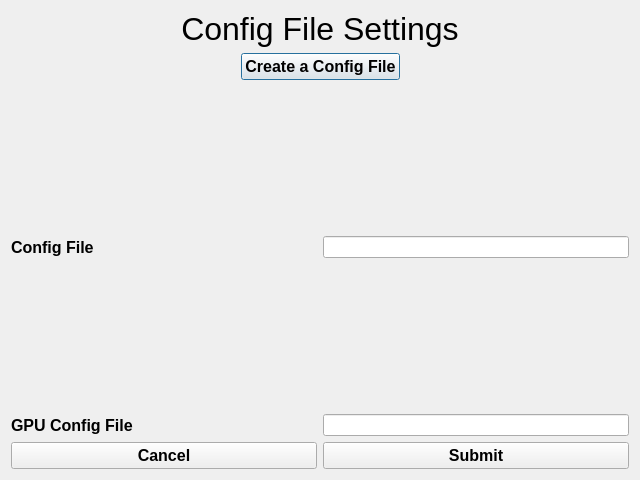
Old version of the form src/configfilesettings.ui in the repository abcucberkeley/PetaKit5D-GUI.
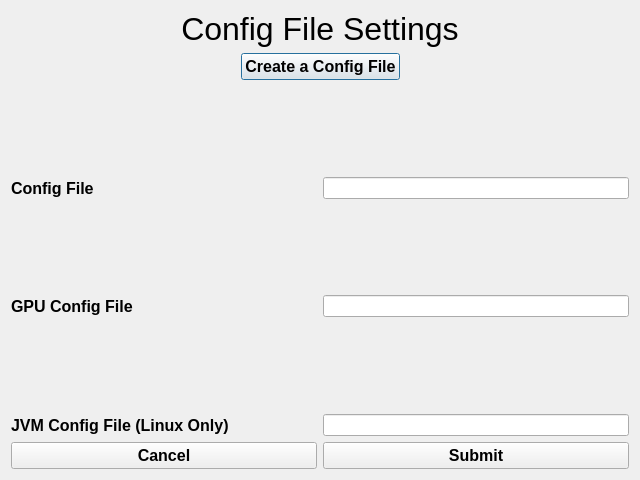
New version of the form.

Commit message: Added default config files and better config file support

Patch:
```diff
--- a/src/configfilesettings.ui
+++ b/src/configfilesettings.ui
@@ -34,7 +34,7 @@
     </layout>
    </item>
    <item row="1" column="0">
-    <layout class="QVBoxLayout" name="verticalLayout_2" stretch="1,1,1,1,1">
+    <layout class="QVBoxLayout" name="verticalLayout_2" stretch="1,1,1,1,1,1,1">
      <item>
       <layout class="QHBoxLayout" name="horizontalLayout_2">
        <item>
@@ -144,6 +144,39 @@
        </item>
       </layout>
      </item>
+     <item>
+      <spacer name="verticalSpacer_3">
+       <property name="orientation">
+        <enum>Qt::Vertical</enum>
+       </property>
+       <property name="sizeHint" stdset="0">
+        <size>
+         <width>20</width>
+         <height>40</height>
+        </size>
+       </property>
+      </spacer>
+     </item>
+     <item>
+      <layout class="QHBoxLayout" name="horizontalLayout_3" stretch="1,1">
+       <item>
+        <widget class="QLabel" name="jvmConfigFileLabel">
+         <property name="font">
+          <font>
+           <pointsize>12</pointsize>
+           <bold>true</bold>
+          </font>
+         </property>
+         <property name="text">
+          <string>JVM Config File (Linux Only)</string>
+         </property>
+        </widget>
+       </item>
+       <item>
+        <widget class="QLineEdit" name="jvmConfigLineEdit"/>
+       </item>
+      </layout>
+     </item>
     </layout>
    </item>
    <item row="2" column="0">
```
The commit also changes 5 other files.
